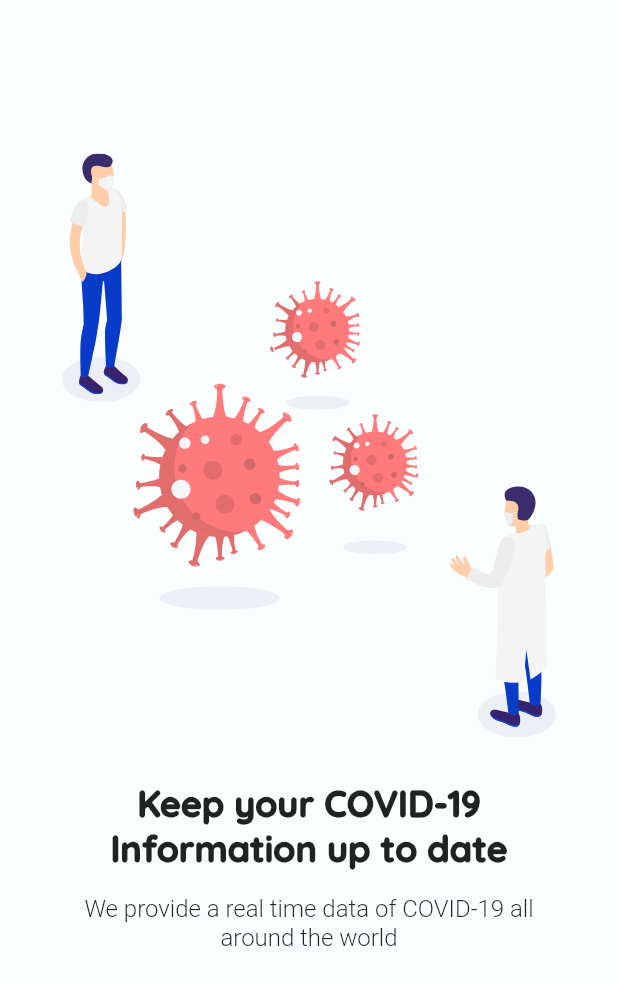
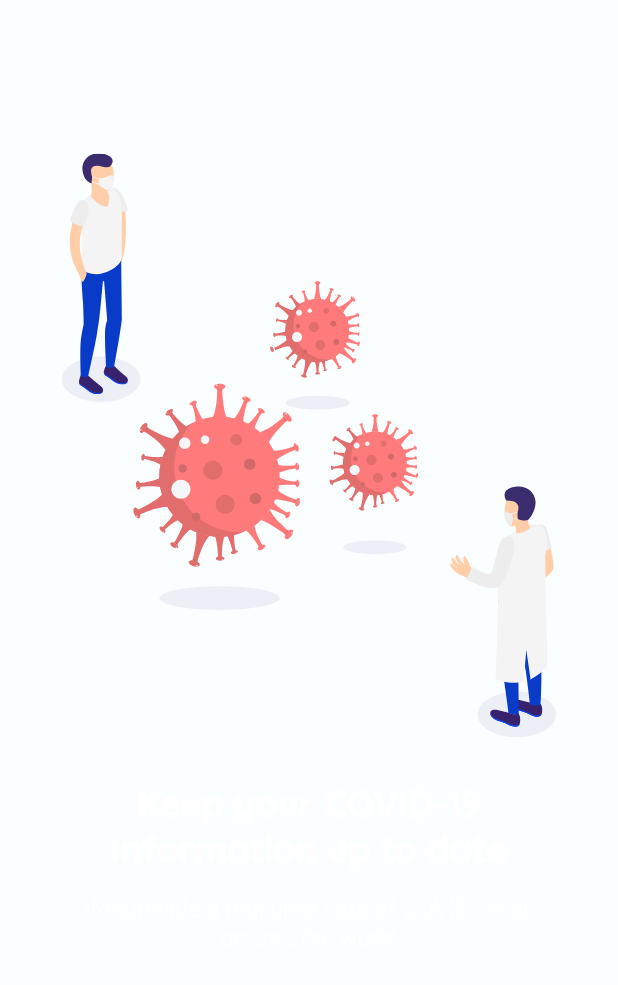
Before and after one commit to ukayaj620/covidfo, a Flutter app: the screen it shows after launch, on a phone screen of 412 x 824 dp. Shown: the top 985 px of the screen. Run offline on Flutter 3.47's test engine with Material 2 defaults, Android fonts, the phone set to English and light mode, and no system bars; our stand-ins replace flutter_svg.

Commit message:
feat: add parameters to text

```diff
--- a/lib/components/cov_text.dart
+++ b/lib/components/cov_text.dart
@@ -7,7 +7,8 @@ class CovText extends StatelessWidget {
     @required this.fontSize,
     @required this.fontWeight,
     @required this.textAlign,
-    @required this.textContent
+    @required this.textContent,
+    this.textColor = Colors.white,
   });
 
   final String fontFamily;
@@ -15,6 +16,7 @@ class CovText extends StatelessWidget {
   final FontWeight fontWeight;
   final TextAlign textAlign;
   final String textContent;
+  final Color textColor;
 
   @override
   Widget build(BuildContext context) {
@@ -22,6 +24,7 @@ class CovText extends StatelessWidget {
       this.textContent,
       textAlign: this.textAlign,
       style: TextStyle(
+        color: textColor,
         fontFamily: this.fontFamily,
         fontSize: this.fontSize,
         fontWeight: this.fontWeight,
```
